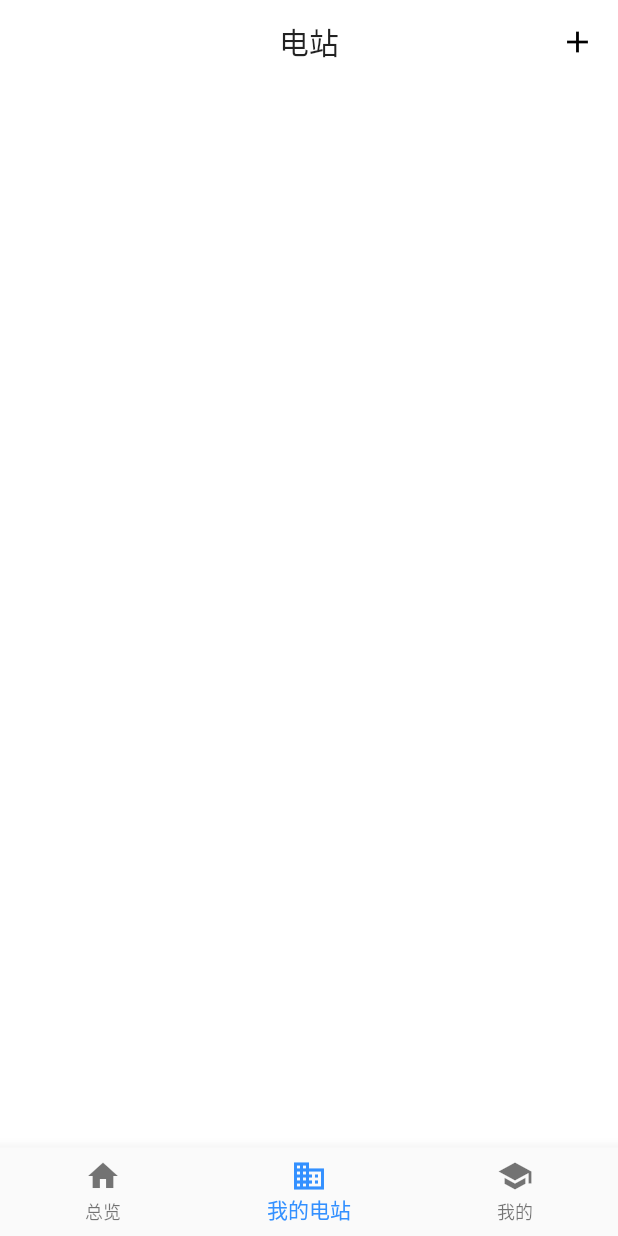
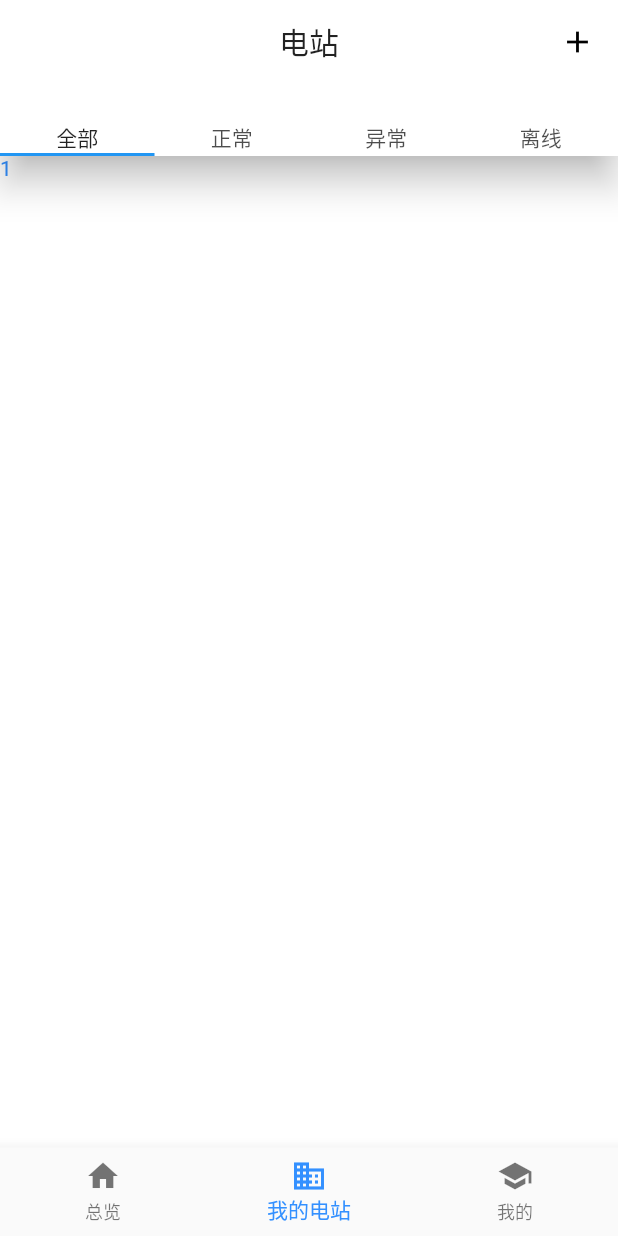
Before and after one commit to fight1991/flutter_FoxESS_demo, a Flutter app: the screen it shows after launch, item 2 of the bottom bar chosen, on a phone screen of 412 x 824 dp. Run offline on Flutter 3.47's test engine with Material 2 defaults, Android fonts, the phone set to English and light mode, and no system bars; our stand-ins replace flutter_swiper.

Commit message:
电站页面暂存

```diff
--- a/lib/pages/overview/Station.dart
+++ b/lib/pages/overview/Station.dart
@@ -3,13 +3,20 @@ class Station extends StatefulWidget {
   @override
   _Station createState() => _Station();
 }
-class _Station extends State<Station> {
+class _Station extends State<Station> with SingleTickerProviderStateMixin{
+  TabController _tabController;
+  List tabs = ['全部', '正常', '异常', '离线'];
   @override
+  void initState() {
+    super.initState();
+    // 创建Controller
+    _tabController = TabController(length: tabs.length, vsync: this);
+  }
   Widget build(BuildContext context) {
     return Scaffold(
       appBar: AppBar(
         title: Text('电站'),
-        elevation: 0.0,
+        elevation: 10.0,
         centerTitle: true,
         leading: Text(''),
         actions: <Widget>[
@@ -18,6 +25,19 @@ class _Station extends State<Station> {
             child: Icon(Icons.add),
           )
         ],
+        bottom: TabBar(
+          tabs: tabs.map((v) => Text(v)).toList(),
+          controller: _tabController,
+        ),
+      ),
+      body: TabBarView(
+        controller: _tabController,
+        children: <Widget>[
+          Text('1'),
+          Text('2'),
+          Text('3'),
+          Text('4')
+        ],
       ),
     );
   }
```
